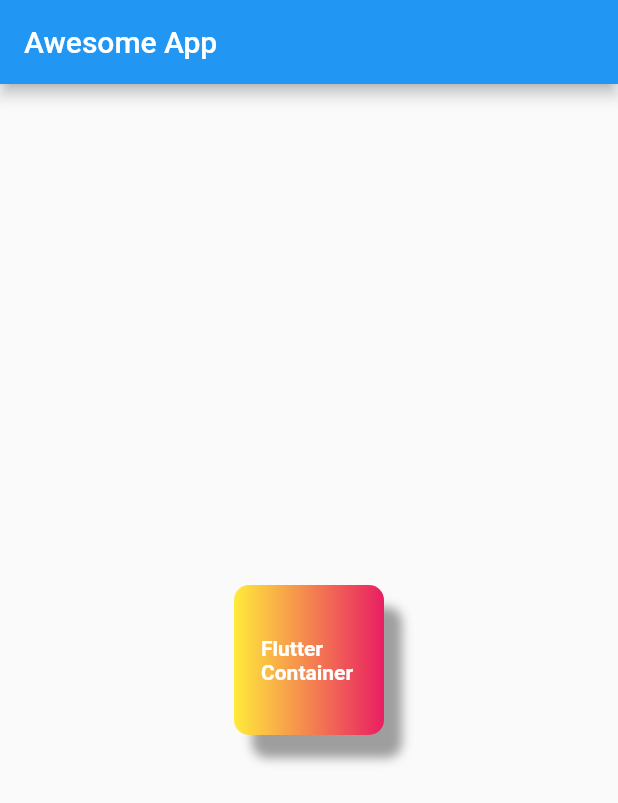
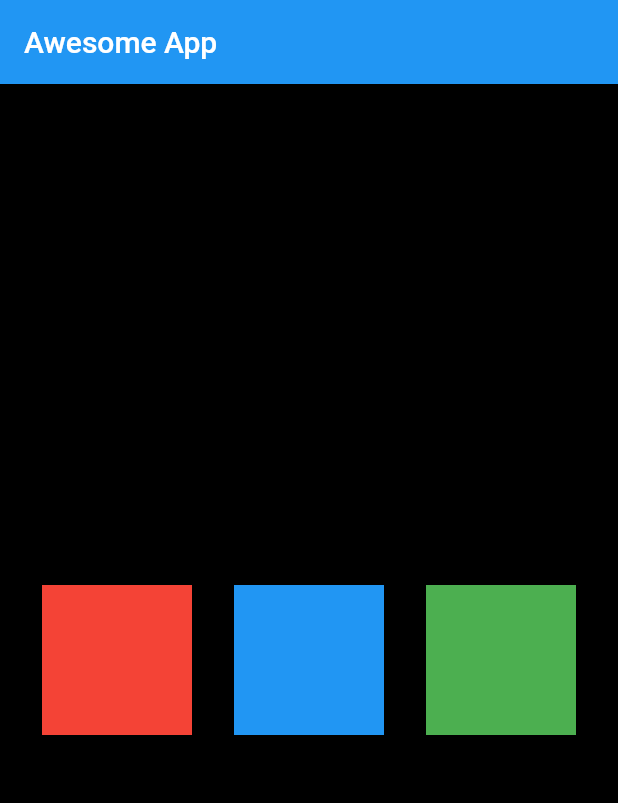
Before and after one commit to usman87626/Flutter-Essentials, a Flutter app: the screen it shows after launch, on a phone screen of 412 x 824 dp. Shown: the top 803 px of the screen. Run offline on Flutter 3.47's test engine with Material 2 defaults, Android fonts, the phone set to English and light mode, and no system bars.

Commit message:
Row Topic Done

```diff
--- a/lib/main.dart
+++ b/lib/main.dart
@@ -17,29 +17,39 @@ class HomePage extends StatelessWidget {
           title: Text("Awesome App"),
         ),
         body: Container(
-        child: Center(
+          width: MediaQuery.of(context).size.width,
+          height: MediaQuery.of(context).size.height,
+          color: Colors.black,
+          child: Row(
+            mainAxisAlignment: MainAxisAlignment.spaceEvenly,
+            crossAxisAlignment: CrossAxisAlignment.center,
+            children: [
+              Container(
                   child: Container(
                 padding: EdgeInsets.all(18.0),
                 alignment: Alignment.center,
                 height: 100,
                 width: 100,
-          decoration: BoxDecoration(
-              // shape: BoxShape.circle,
-              borderRadius: BorderRadius.circular(10),
-              boxShadow: [
-                BoxShadow(
-                    color: Colors.grey,
-                    blurRadius: 5,
-                    offset: Offset(12.0, 15.0))
+                color: Colors.red,
+              )),
+              Container(
+                  child: Container(
+                padding: EdgeInsets.all(18.0),
+                alignment: Alignment.center,
+                height: 100,
+                width: 100,
+                color: Colors.blue,
+              )),
+              Container(
+                  child: Container(
+                padding: EdgeInsets.all(18.0),
+                alignment: Alignment.center,
+                height: 100,
+                width: 100,
+                color: Colors.green,
+              )),
             ],
-              color: Colors.teal,
-              gradient: LinearGradient(colors: [Colors.yellow, Colors.pink])),
-          child: Text(
-            "Flutter Container",
-            style: TextStyle(color: Colors.white, fontWeight: FontWeight.bold),
           ),
-        )),
-      ),
-    );
+        ));
   }
 }
```
Lines whose indentation alone changed are shown as unchanged.
